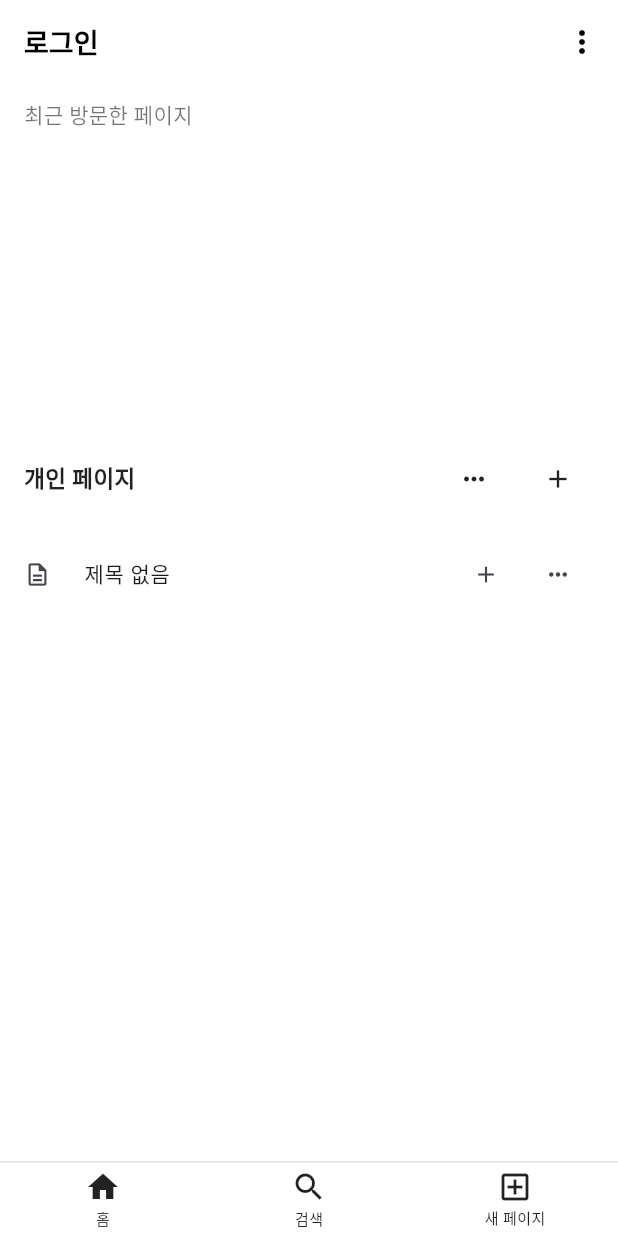
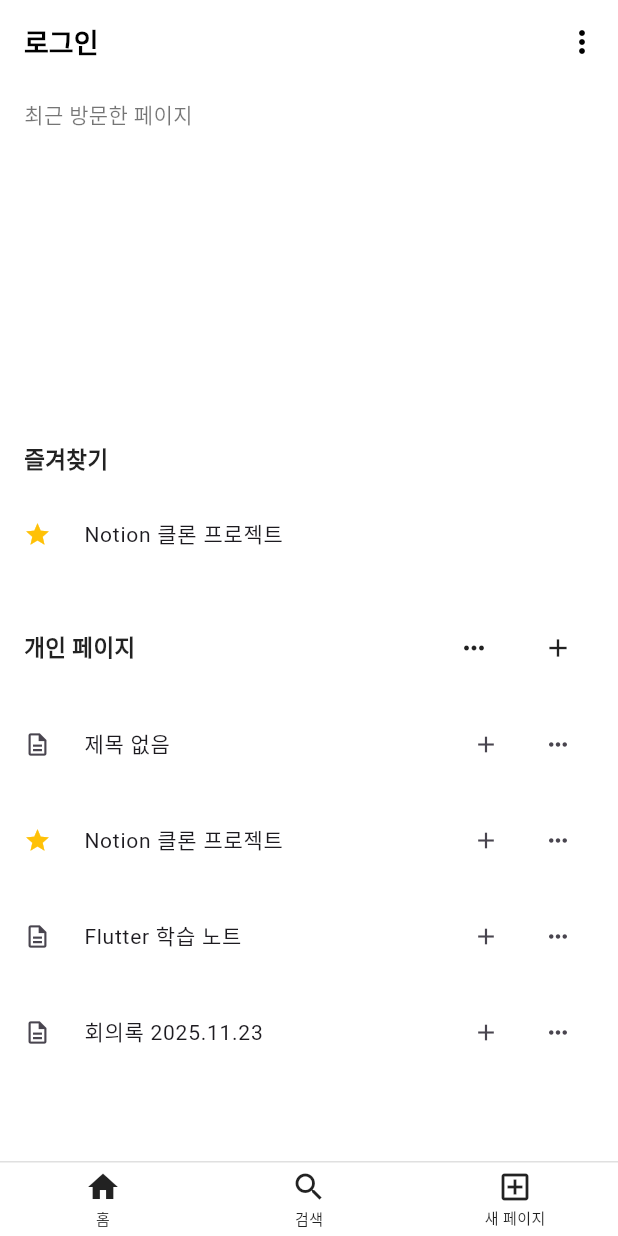
Before and after one commit to commast/notion_clone, a Flutter app: the screen it shows after launch, after a tap on the "add" icon, on a phone screen of 412 x 824 dp. Run offline on Flutter 3.47's test engine with Material 3 defaults, Android fonts, the phone set to English and light mode, and no system bars; our stand-ins replace app_links, file_picker, flutter_highlight, google_fonts, image_picker; missing offline and left inert: flutter_code_editor, highlight.

Commit message:
stub 코드 포함

```diff
--- a/lib/main.dart
+++ b/lib/main.dart
@@ -2,20 +2,28 @@ import 'package:flutter/material.dart';
 import 'package:provider/provider.dart';
 import 'package:app_links/app_links.dart';
 import 'dart:async';
+
+// 기존 import
 import 'screens/home_screen.dart';
 import 'utils/theme_provider.dart';
 import 'utils/font_provider.dart';
 import 'utils/app_theme.dart';
+// 추가: Stub 서버 및 레포지토리 import
+import 'repositories/page_repository.dart';
+import 'services/stub_api_service.dart';
 
 void main() {
   WidgetsFlutterBinding.ensureInitialized();
 
+  final apiService = StubApiService();
+  final pageRepository = PageRepository(apiService);
+
   runApp(
     MultiProvider(
       providers: [
+        Provider<PageRepository>.value(value: pageRepository),
         ChangeNotifierProvider(create: (_) => ThemeProvider()),
         ChangeNotifierProvider(create: (_) => FontProvider()),
-        // 딥링크 Provider 유지
         ChangeNotifierProvider(create: (_) => DeepLinkProvider()),
       ],
       child: const NotionCloneApp(),
@@ -41,10 +49,8 @@ class _NotionCloneAppState extends State<NotionCloneApp> {
   }
 
   Future<void> _initDeepLinks() async {
-    // build 메서드가 호출된 후 Provider에 접근하기 위해 postFrameCallback을 사용합니다.
     WidgetsBinding.instance.addPostFrameCallback((_) async {
       final deepLinkProvider = Provider.of<DeepLinkProvider>(context, listen: false);
-
 
       try {
         final initialUri = await _appLinks.getInitialLink();
@@ -55,7 +61,6 @@ class _NotionCloneAppState extends State<NotionCloneApp> {
       } catch (e) {
         debugPrint('초기 딥링크 처리 실패: $e');
       }
-
 
       _linkSubscription = _appLinks.uriLinkStream.listen((Uri? uri) {
         if (uri != null) {
@@ -69,13 +74,10 @@ class _NotionCloneAppState extends State<NotionCloneApp> {
   }
 
   void _handleDeepLink(Uri uri, DeepLinkProvider provider) {
-
     if (uri.scheme == 'notion-clone' && uri.pathSegments.isNotEmpty) {
       if (uri.pathSegments[0] == 'page' && uri.pathSegments.length > 1) {
         final pageId = uri.pathSegments[1];
         debugPrint('페이지 ID 추출: $pageId');
-
-        // Provider에 페이지 ID 저장
         provider.setPageIdToOpen(pageId);
       }
     }
@@ -97,13 +99,14 @@ class _NotionCloneAppState extends State<NotionCloneApp> {
       theme: AppTheme.lightTheme,
       darkTheme: AppTheme.darkTheme,
       themeMode: themeProvider.themeMode,
-      // NotionCloneApp이 아닌 NotionHomeScreen으로 변경 (오타 수정)
-      home: const NotionHomeScreen(),
+      // 홈 화면에서 Provider(PageRepository)로 데이터 주입!
+      home: const NotionHomeScreen(), // 내부에서 PageRepository를 Provider로 받음
     );
   }
 }
 
-// 딥링크 상태 관리를 위한 Provider (변경 없음)
+
+// 딥링크 상태 관리를 위한 Provider
 class DeepLinkProvider with ChangeNotifier {
   String? _pageIdToOpen;
 
--- /dev/null
+++ b/lib/repositories/page_repository.dart
@@ -0,0 +1,131 @@
+// lib/repositories/page_repository.dart
+import '../data/page_data.dart';
+import '../services/api_service.dart';
+import 'package:flutter/material.dart';
+
+class PageRepository {
+  final ApiService _apiService;
+
+  PageRepository(this._apiService);
+
+  /// 모든 페이지 가져오기
+  Future<List<PageData>> getAllPages() async {
+    try {
+      final pagesJson = await _apiService.fetchPages();
+
+      return pagesJson.map((json) {
+        return PageData(
+          id: json['id'] as String,
+          title: json['title'] as String,
+          lastEdited: DateTime.parse(json['lastEdited'] as String),
+          isFavorite: json['isFavorite'] as bool? ?? false,
+        );
+      }).toList();
+    } catch (e) {
+      debugPrint('❌ [Repository] getAllPages 실패: $e');
+      rethrow;
+    }
+  }
+
+  /// 특정 페이지 가져오기
+  Future<PageData> getPage(String pageId) async {
+    try {
+      final pageJson = await _apiService.fetchPage(pageId);
+
+      return PageData(
+        id: pageJson['id'] as String,
+        title: pageJson['title'] as String,
+        lastEdited: DateTime.parse(pageJson['lastEdited'] as String),
+        isFavorite: pageJson['isFavorite'] as bool? ?? false,
+      );
+    } catch (e) {
+      debugPrint('❌ [Repository] getPage 실패: $e');
+      rethrow;
+    }
+  }
+
+  /// 새 페이지 생성
+  Future<String> createPage(PageData page) async {
+    try {
+      final pageId = await _apiService.createPage({
+        'id': page.id,
+        'title': page.title,
+        'lastEdited': page.lastEdited.toIso8601String(),
+        'isFavorite': page.isFavorite,
+      });
+
+      return pageId;
+    } catch (e) {
+      debugPrint('❌ [Repository] createPage 실패: $e');
+      rethrow;
+    }
+  }
+
+  /// 페이지 업데이트
+  Future<void> updatePage(PageData page) async {
+    try {
+      await _apiService.updatePage(page.id, {
+        'title': page.title,
+        'lastEdited': page.lastEdited.toIso8601String(),
+        'isFavorite': page.isFavorite,
+      });
+    } catch (e) {
+      debugPrint('❌ [Repository] updatePage 실패: $e');
+      rethrow;
+    }
+  }
+
+  /// 페이지 삭제
+  Future<void> deletePage(String pageId) async {
+    try {
+      await _apiService.deletePage(pageId);
+    } catch (e) {
+      debugPrint('❌ [Repository] deletePage 실패: $e');
+      rethrow;
+    }
+  }
+
+  /// 페이지의 블록들 가져오기
+  Future<List<BlockData>> getBlocks(String pageId) async {
+    try {
+      final blocksJson = await _apiService.fetchBlocks(pageId);
+
+      return blocksJson.map((json) {
+        return BlockData(
+          type: json['type'] as String,
+          content: json['content'],
+        );
+      }).toList();
+    } catch (e) {
+      debugPrint('❌ [Repository] getBlocks 실패: $e');
+      rethrow;
+    }
+  }
+
+  /// 블록들 저장
+  Future<void> saveBlocks(String pageId, List<BlockData> blocks) async {
+    try {
+      final blocksJson = blocks.map((block) {
+        return {
+          'type': block.type,
+          'content': block.content,
+        };
+      }).toList();
+
+      await _apiService.saveBlocks(pageId, blocksJson);
+    } catch (e) {
+      debugPrint('❌ [Repository] saveBlocks 실패: $e');
+      rethrow;
+    }
+  }
+
+  /// 즐겨찾기 토글
+  Future<void> toggleFavorite(String pageId, bool isFavorite) async {
+    try {
+      await _apiService.toggleFavorite(pageId, isFavorite);
+    } catch (e) {
+      debugPrint('❌ [Repository] toggleFavorite 실패: $e');
+      rethrow;
+    }
+  }
+}
--- a/lib/screens/home_screen.dart
+++ b/lib/screens/home_screen.dart
@@ -10,6 +10,7 @@ import '../screens/settings_screen.dart';
 import '../screens/trash_screen.dart';
 import '../screens/search_screen.dart';
 import '../main.dart';
+import '../repositories/page_repository.dart';
 
 // 안전한 firstWhere를 위한 extension
 extension FirstWhereOrNullExtension<E> on Iterable<E> {
@@ -35,6 +36,9 @@ class _NotionHomeScreenState extends State<NotionHomeScreen> {
   final List<PageData> _personalPages = [];
   final List<PageData> _favoritePages = [];
 
+  bool _isLoading = true;
+  String? _errorMessage;
+
   @override
   void initState() {
     super.initState();
@@ -42,7 +46,46 @@ class _NotionHomeScreenState extends State<NotionHomeScreen> {
     // 딥링크로 열어야 할 페이지 확인
     WidgetsBinding.instance.addPostFrameCallback((_) {
       _checkDeepLink();
+      _loadPages();
     });
+  }
+
+  Future<void> _loadPages() async {
+    setState(() {
+      _isLoading = true;
+      _errorMessage = null;
+    });
+
+    try {
+      final repository = Provider.of<PageRepository>(context, listen: false);
+      final pages = await repository.getAllPages();
+
+      setState(() {
+        _personalPages.clear();
+        _personalPages.addAll(pages);
+
+        // 즐겨찾기 페이지 필터링
+        _favoritePages.clear();
+        _favoritePages.addAll(pages.where((p) => p.isFavorite));
+
+        _isLoading = false;
+      });
+
+      debugPrint(' ${pages.length}개 페이지 로드 완료');
+    } catch (e) {
+      setState(() {
+        _isLoading = false;
+        _errorMessage = '페이지를 불러오는데 실패했습니다: $e';
+      });
+
+      debugPrint('페이지 로드 실패: $e');
+
+      if (mounted) {
+        ScaffoldMessenger.of(context).showSnackBar(
+          SnackBar(content: Text(_errorMessage!)),
+        );
+      }
+    }
   }
 
   // 딥링크 확인 및 페이지 열기
@@ -51,13 +94,13 @@ class _NotionHomeScreenState extends State<NotionHomeScreen> {
     final pageIdToOpen = deepLinkProvider.pageIdToOpen;
 
     if (pageIdToOpen != null) {
-      debugPrint('🔍 딥링크로 페이지 찾기: $pageIdToOpen');
+      debugPrint('딥링크로 페이지 찾기: $pageIdToOpen');
 
       final allPages = _getAllPages();
       final targetPage = allPages.firstWhereOrNull((p) => p.id == pageIdToOpen);
 
       if (targetPage != null) {
-        debugPrint('✅ 페이지 발견: ${targetPage.title}');
+        debugPrint('페이지 발견: ${targetPage.title}');
 
         Future.delayed(const Duration(milliseconds: 500), () {
           _updateRecentPages(targetPage);
@@ -226,29 +269,46 @@ class _NotionHomeScreenState extends State<NotionHomeScreen> {
   }
 
   // 새 페이지 추가
-  void _addNewPage() {
-    setState(() {
+  void _addNewPage() async {
     final newPage = PageData(
       id: DateTime.now().millisecondsSinceEpoch.toString(),
       title: '제목 없음',
       lastEdited: DateTime.now(),
     );
 
+    try {
+      final repository = Provider.of<PageRepository>(context, listen: false);
+      await repository.createPage(newPage);
+
+      setState(() {
         _personalPages.insert(0, newPage);
       });
+
+      debugPrint('✅ 새 페이지 생성 완료: ${newPage.id}');
+    } catch (e) {
+      debugPrint('❌ 페이지 생성 실패: $e');
+
+      if (mounted) {
+        ScaffoldMessenger.of(context).showSnackBar(
+          SnackBar(content: Text('페이지 생성 실패: $e')),
+        );
+      }
+    }
   }
 
   // 새 페이지를 만들고 해당 페이지 화면으로 이동
-  void _createNewPageAndOpen(BuildContext ctx) {
-    late PageData newPage;
-
-    setState(() {
-      newPage = PageData(
+  void _createNewPageAndOpen(BuildContext ctx) async {
+    final newPage = PageData(
       id: DateTime.now().millisecondsSinceEpoch.toString(),
       title: '제목 없음',
       lastEdited: DateTime.now(),
     );
 
+    try {
+      final repository = Provider.of<PageRepository>(context, listen: false);
+      await repository.createPage(newPage);
+
+      setState(() {
         _personalPages.insert(0, newPage);
       });
 
@@ -272,16 +332,25 @@ class _NotionHomeScreenState extends State<NotionHomeScreen> {
               });
             },
             allPages: _getAllPages(),
-      onPageCreated: (newCreatedPage) {  // 추가
+            onPageCreated: (newCreatedPage) {
               setState(() {
                 _personalPages.insert(0, newCreatedPage);
               });
             },
-
-
           ),
         ),
       );
+
+      debugPrint('✅ 새 페이지 생성 및 열기 완료');
+    } catch (e) {
+      debugPrint('❌ 페이지 생성 실패: $e');
+
+      if (mounted) {
+        ScaffoldMessenger.of(context).showSnackBar(
+          SnackBar(content: Text('페이지 생성 실패: $e')),
+        );
+      }
+    }
   }
 
   // 하위 페이지 추가
@@ -333,9 +402,15 @@ class _NotionHomeScreenState extends State<NotionHomeScreen> {
   }
 
   // 즐겨찾기 토글
-  void _toggleFavorite(PageData page) {
+  void _toggleFavorite(PageData page) async {
+    final newFavoriteStatus = !page.isFavorite;
+
+    try {
+      final repository = Provider.of<PageRepository>(context, listen: false);
+      await repository.toggleFavorite(page.id, newFavoriteStatus);
+
       setState(() {
-      page.isFavorite = !page.isFavorite;
+        page.isFavorite = newFavoriteStatus;
 
         if (page.isFavorite) {
           if (!_favoritePages.contains(page)) {
@@ -345,6 +420,17 @@ class _NotionHomeScreenState extends State<NotionHomeScreen> {
           _favoritePages.remove(page);
         }
       });
+
+      debugPrint('즐겨찾기 토글 완료: ${page.title} -> $newFavoriteStatus');
+    } catch (e) {
+      debugPrint('즐겨찾기 토글 실패: $e');
+
+      if (mounted) {
+        ScaffoldMessenger.of(context).showSnackBar(
+          SnackBar(content: Text('즐겨찾기 변경 실패: $e')),
+        );
+      }
+    }
   }
 
   // 페이지 복제
@@ -543,6 +629,10 @@ class _NotionHomeScreenState extends State<NotionHomeScreen> {
     );
 
     if (result == true) {
+      try {
+        final repository = Provider.of<PageRepository>(context, listen: false);
+        await repository.deletePage(page.id);
+
         setState(() {
           _personalPages.remove(page);
           _favoritePages.remove(page);
@@ -568,7 +658,19 @@ class _NotionHomeScreenState extends State<NotionHomeScreen> {
           ),
         );
 
+        debugPrint('✅ 페이지 삭제 완료: ${page.id}');
         return true;
+      } catch (e) {
+        debugPrint('❌ 페이지 삭제 실패: $e');
+
+        if (mounted) {
+          ScaffoldMessenger.of(context).showSnackBar(
+            SnackBar(content: Text('페이지 삭제 실패: $e')),
+          );
+        }
+
+        return false;
+      }
     }
 
     return false;
@@ -615,8 +717,50 @@ class _NotionHomeScreenState extends State<NotionHomeScreen> {
     ).then((_) => setState(() {}));
   }
 
-  @override
   Widget build(BuildContext context) {
+    // ✅ 로딩 중일 때
+    if (_isLoading) {
+      return const Scaffold(
+        body: Center(
+          child: Column(
+            mainAxisAlignment: MainAxisAlignment.center,
+            children: [
+              CircularProgressIndicator(),
+              SizedBox(height: 16),
+              Text('페이지를 불러오는 중...'),
+            ],
+          ),
+        ),
+      );
+    }
+
+    // ✅ 에러 발생 시
+    if (_errorMessage != null) {
+      return Scaffold(
+        body: Center(
+          child: Column(
+            mainAxisAlignment: MainAxisAlignment.center,
+            children: [
+              const Icon(Icons.error_outline, size: 64, color: Colors.red),
+              const SizedBox(height: 16),
+              Text(
+                _errorMessage!,
+                textAlign: TextAlign.center,
+                style: const TextStyle(fontSize: 16),
+              ),
+              const SizedBox(height: 24),
+              ElevatedButton.icon(
+                onPressed: _loadPages,
+                icon: const Icon(Icons.refresh),
+                label: const Text('다시 시도'),
+              ),
+            ],
+          ),
+        ),
+      );
+    }
+
+    // 기존 build 코드 (그대로 유지)
     return Scaffold(
       appBar: AppBar(
         title: _userName == null
@@ -749,12 +893,11 @@ class _NotionHomeScreenState extends State<NotionHomeScreen> {
                               });
                             },
                             allPages: _getAllPages(),
-      onPageCreated: (newCreatedPage) {  // 추가
+                            onPageCreated: (newCreatedPage) {
                               setState(() {
                                 _personalPages.insert(0, newCreatedPage);
                               });
                             },
-
                           ),
                         ),
                       );
@@ -811,7 +954,7 @@ class _NotionHomeScreenState extends State<NotionHomeScreen> {
                               });
                             },
                             allPages: _getAllPages(),
-      onPageCreated: (newCreatedPage) {  // 추가
+                            onPageCreated: (newCreatedPage) {
                               setState(() {
                                 _personalPages.insert(0, newCreatedPage);
                               });
@@ -894,12 +1037,11 @@ class _NotionHomeScreenState extends State<NotionHomeScreen> {
                           });
                         },
                         allPages: _getAllPages(),
-      onPageCreated: (newCreatedPage) {  // 추가
+                        onPageCreated: (newCreatedPage) {
                           setState(() {
                             _personalPages.insert(0, newCreatedPage);
                           });
                         },
-
                       ),
                     ),
                   );
--- /dev/null
+++ b/lib/services/stub_api_service.dart
@@ -0,0 +1,203 @@
+// lib/services/stub_api_service.dart
+import 'api_service.dart';
+import 'package:flutter/material.dart';
+
+class StubApiService implements ApiService {
+  // 인메모리 데이터 저장소
+  final Map<String, Map<String, dynamic>> _pages = {};
+  final Map<String, List<Map<String, dynamic>>> _blocks = {};
+
+  StubApiService() {
+    _initializeDummyData();
+  }
+
+  /// 초기 더미 데이터 생성
+  void _initializeDummyData() {
+    final now = DateTime.now();
+
+    // 더미 페이지 1
+    final page1Id = '1732358400000'; // 임의의 ID
+    _pages[page1Id] = {
+      'id': page1Id,
+      'title': 'Notion 클론 프로젝트',
+      'lastEdited': now.subtract(const Duration(hours: 2)).toIso8601String(),
+      'isFavorite': true,
+    };
+
+    // 더미 페이지 2
+    final page2Id = '1732358500000';
+    _pages[page2Id] = {
+      'id': page2Id,
+      'title': 'Flutter 학습 노트',
+      'lastEdited': now.subtract(const Duration(days: 1)).toIso8601String(),
+      'isFavorite': false,
+    };
+
+    // 더미 페이지 3
+    final page3Id = '1732358600000';
+    _pages[page3Id] = {
+      'id': page3Id,
+      'title': '회의록 2025.11.23',
+      'lastEdited': now.subtract(const Duration(hours: 5)).toIso8601String(),
+      'isFavorite': false,
+    };
+
+    // 페이지 1의 블록들
+    _blocks[page1Id] = [
+      {'type': 'title', 'content': 'Notion 클론 프로젝트'},
+      {'type': 'text', 'content': ''},
+      {'type': 'heading1', 'content': '프로젝트 개요'},
+      {'type': 'text', 'content': 'Flutter로 Notion 클론 앱을 개발하는 프로젝트입니다.'},
+      {'type': 'heading2', 'content': '주요 기능'},
+      {'type': 'bulleted_list', 'content': '페이지 생성 및 관리'},
+      {'type': 'bulleted_list', 'content': '다양한 블록 타입 지원'},
+      {'type': 'bulleted_list', 'content': '즐겨찾기 기능'},
+      {'type': 'divider', 'content': null},
+      {'type': 'todo_list', 'content': {'checked': true, 'text': '기본 UI 구현'}},
+      {'type': 'todo_list', 'content': {'checked': true, 'text': '블록 시스템 구현'}},
+      {'type': 'todo_list', 'content': {'checked': false, 'text': 'Stub 서버 연동'}},
+    ];
+
+    // 페이지 2의 블록들
+    _blocks[page2Id] = [
+      {'type': 'title', 'content': 'Flutter 학습 노트'},
+      {'type': 'text', 'content': ''},
+      {'type': 'heading1', 'content': 'Provider 패턴'},
+      {'type': 'text', 'content': '상태 관리를 위한 Provider 패턴을 학습합니다.'},
+    ];
+
+    // 페이지 3의 블록들
+    _blocks[page3Id] = [
+      {'type': 'title', 'content': '회의록 2025.11.23'},
+      {'type': 'text', 'content': ''},
+    ];
+  }
+
+  /// 네트워크 지연 시뮬레이션
+  Future<void> _simulateNetworkDelay() async {
+    await Future.delayed(const Duration(milliseconds: 500));
+  }
+
+  @override
+  Future<List<Map<String, dynamic>>> fetchPages() async {
+    debugPrint('📡 [Stub API] fetchPages 호출');
+    await _simulateNetworkDelay();
+
+    final pages = _pages.values.toList();
+    debugPrint('✅ [Stub API] ${pages.length}개 페이지 반환');
+    return pages;
+  }
+
+  @override
+  Future<Map<String, dynamic>> fetchPage(String pageId) async {
+    debugPrint('📡 [Stub API] fetchPage 호출: $pageId');
+    await _simulateNetworkDelay();
+
+    if (!_pages.containsKey(pageId)) {
+      throw Exception('페이지를 찾을 수 없습니다: $pageId');
+    }
+
+    final page = _pages[pageId]!;
+    debugPrint('✅ [Stub API] 페이지 반환: ${page['title']}');
+    return page;
+  }
+
+  @override
+  Future<String> createPage(Map<String, dynamic> pageData) async {
+    debugPrint('📡 [Stub API] createPage 호출: ${pageData['title']}');
+    await _simulateNetworkDelay();
+
+    final pageId = pageData['id'] ?? DateTime.now().millisecondsSinceEpoch.toString();
+
+    _pages[pageId] = {
+      'id': pageId,
+      'title': pageData['title'] ?? '제목 없음',
+      'lastEdited': DateTime.now().toIso8601String(),
+      'isFavorite': pageData['isFavorite'] ?? false,
+    };
+
+    // 기본 블록 생성
+    _blocks[pageId] = [
+      {'type': 'title', 'content': pageData['title'] ?? '제목 없음'},
+      {'type': 'text', 'content': ''},
+    ];
+
+    debugPrint('✅ [Stub API] 페이지 생성 완료: $pageId');
+    return pageId;
+  }
+
+  @override
+  Future<void> updatePage(String pageId, Map<String, dynamic> pageData) async {
+    debugPrint('📡 [Stub API] updatePage 호출: $pageId');
+    await _simulateNetworkDelay();
+
+    if (!_pages.containsKey(pageId)) {
+      throw Exception('페이지를 찾을 수 없습니다: $pageId');
+    }
+
+    _pages[pageId] = {
+      ..._pages[pageId]!,
+      ...pageData,
+      'lastEdited': DateTime.now().toIso8601String(),
+    };
+
+    debugPrint('✅ [Stub API] 페이지 업데이트 완료');
+  }
+
+  @override
+  Future<void> deletePage(String pageId) async {
+    debugPrint('📡 [Stub API] deletePage 호출: $pageId');
+    await _simulateNetworkDelay();
+
+    _pages.remove(pageId);
+    _blocks.remove(pageId);
+
+    debugPrint('✅ [Stub API] 페이지 삭제 완료');
+  }
+
+  @override
+  Future<List<Map<String, dynamic>>> fetchBlocks(String pageId) async {
+    debugPrint('📡 [Stub API] fetchBlocks 호출: $pageId');
+    await _simulateNetworkDelay();
+
+    final blocks = _blocks[pageId] ?? [];
+    debugPrint('✅ [Stub API] ${blocks.length}개 블록 반환');
+    return List<Map<String, dynamic>>.from(blocks);
+  }
+
+  @override
+  Future<void> saveBlocks(String pageId, List<Map<String, dynamic>> blocks) async {
+    debugPrint('📡 [Stub API] saveBlocks 호출: $pageId (${blocks.length}개)');
+    await _simulateNetworkDelay();
+
+    _blocks[pageId] = List<Map<String, dynamic>>.from(blocks);
+
+    // 제목 블록이 있으면 페이지 제목도 업데이트
+    final titleBlock = blocks.firstWhere(
+      (block) => block['type'] == 'title',
+      orElse: () => {},
+    );
+
+    if (titleBlock.isNotEmpty && _pages.containsKey(pageId)) {
+      _pages[pageId]!['title'] = titleBlock['content'] ?? '제목 없음';
+      _pages[pageId]!['lastEdited'] = DateTime.now().toIso8601String();
+    }
+
+    debugPrint('✅ [Stub API] 블록 저장 완료');
+  }
+
+  @override
+  Future<void> toggleFavorite(String pageId, bool isFavorite) async {
+    debugPrint('📡 [Stub API] toggleFavorite 호출: $pageId -> $isFavorite');
+    await _simulateNetworkDelay();
+
+    if (!_pages.containsKey(pageId)) {
+      throw Exception('페이지를 찾을 수 없습니다: $pageId');
+    }
+
+    _pages[pageId]!['isFavorite'] = isFavorite;
+    _pages[pageId]!['lastEdited'] = DateTime.now().toIso8601String();
+
+    debugPrint('✅ [Stub API] 즐겨찾기 업데이트 완료');
+  }
+}
```
Also changed, not shown: lib/services/api_service.dart (added, +26 -0 lines), 1 other file. Lines whose indentation alone changed are shown as unchanged.
